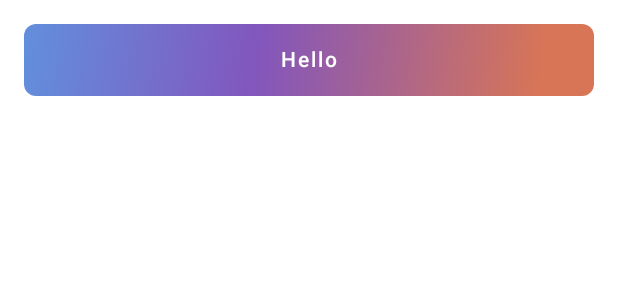
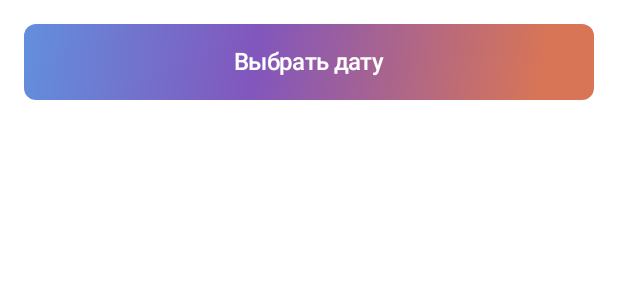
Before and after one commit to Sholastik/EthereumPrice, an Android app built with Jetpack Compose: the @Preview function PriceDateSelectButtonPreview, on a phone screen of 412 x 824 dp. Shown: the top 300 px of the screen. Run offline under Robolectric (Android 15) with nearby library versions, the phone set to English and light mode, and no system bars.

Commit message:
Corrected PriceDateSelectButton

```diff
--- a/app/src/main/java/com/vyacheslavivanov/ethereumprice/ui/price/PriceScreen.kt
+++ b/app/src/main/java/com/vyacheslavivanov/ethereumprice/ui/price/PriceScreen.kt
@@ -125,8 +125,11 @@ fun PriceDateSelectButton(modifier: Modifier = Modifier) {
         cornerRadius = 8.dp
     ) {
         Text(
-            text = "Hello",
-            color = Color.White
+            text = stringResource(id = R.string.price_date_button_title),
+            color = Color.White,
+            fontSize = 16.sp,
+            fontWeight = FontWeight.Medium,
+            letterSpacing = (-0.4).sp
         )
     }
 }
--- a/app/src/main/res/values/strings.xml
+++ b/app/src/main/res/values/strings.xml
@@ -3,4 +3,5 @@
     <string name="price_screen_title">Тестовое задание</string>
     <string name="price_card_date_now">Сейчас</string>
     <string name="price_card_date_format">d MMMM yyyy, EE, HH:mm</string>
+    <string name="price_date_button_title">Выбрать дату</string>
 </resources>
```
